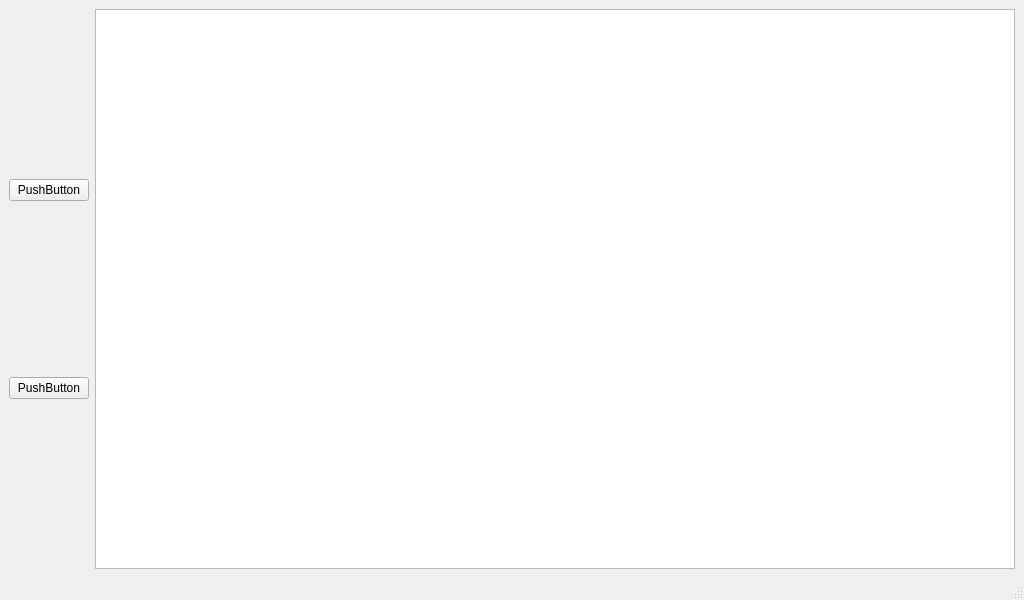
akshaybabloo/SML-GUI, file smlgui/gui/import.ui: the form before one commit.
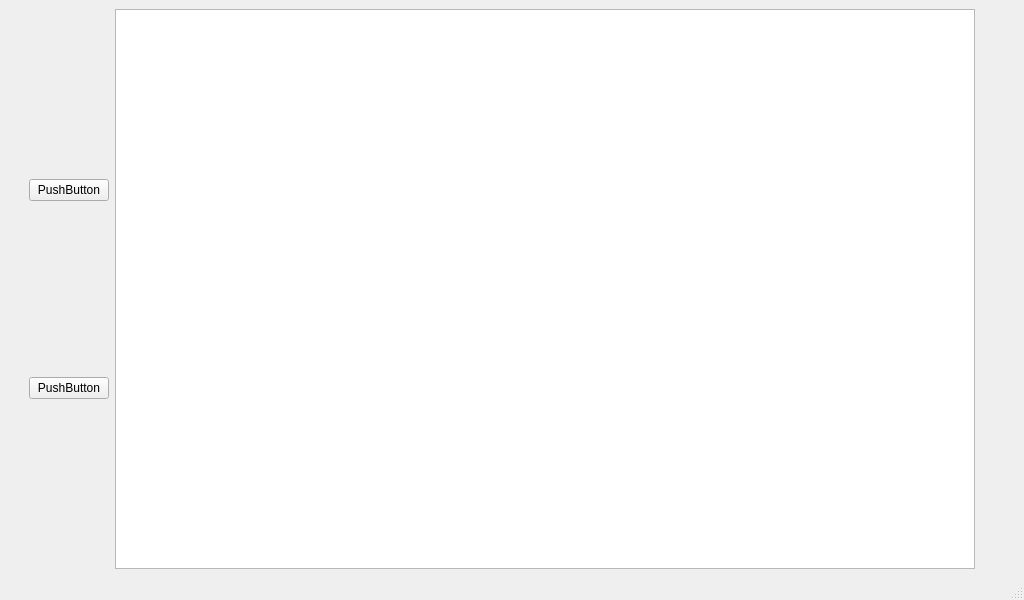
The form after the commit.

```diff
--- a/smlgui/gui/import.ui
+++ b/smlgui/gui/import.ui
@@ -17,6 +17,22 @@
    <layout class="QGridLayout" name="gridLayout">
     <item row="0" column="0">
      <layout class="QHBoxLayout" name="horizontalLayout_2">
+      <item>
+       <spacer name="horizontalSpacer">
+        <property name="orientation">
+         <enum>Qt::Horizontal</enum>
+        </property>
+        <property name="sizeType">
+         <enum>QSizePolicy::Minimum</enum>
+        </property>
+        <property name="sizeHint" stdset="0">
+         <size>
+          <width>20</width>
+          <height>20</height>
+         </size>
+        </property>
+       </spacer>
+      </item>
       <item>
        <layout class="QVBoxLayout" name="verticalLayout">
         <item>
@@ -38,6 +54,22 @@
       <item>
        <widget class="QTextBrowser" name="textBrowser"/>
       </item>
+      <item>
+       <spacer name="horizontalSpacer_2">
+        <property name="orientation">
+         <enum>Qt::Horizontal</enum>
+        </property>
+        <property name="sizeType">
+         <enum>QSizePolicy::Minimum</enum>
+        </property>
+        <property name="sizeHint" stdset="0">
+         <size>
+          <width>40</width>
+          <height>20</height>
+         </size>
+        </property>
+       </spacer>
+      </item>
      </layout>
     </item>
     <item row="1" column="0">
```
